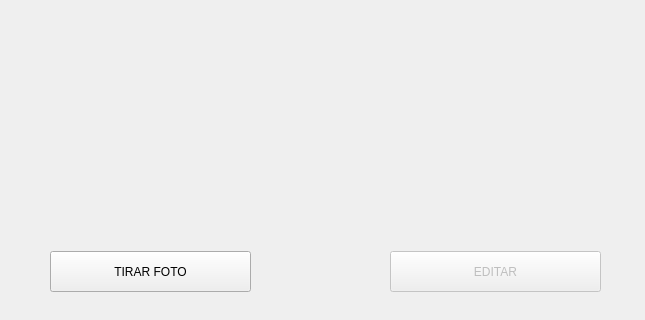
This is arquivos_ui/telatirarfoto.ui in tulioaoki/sm_image_editor as Qt 5 draws it before an edit; both pictures show x 0 to 645 and y 329 to 649 of the 645 by 649 pixel window. The edited form follows.
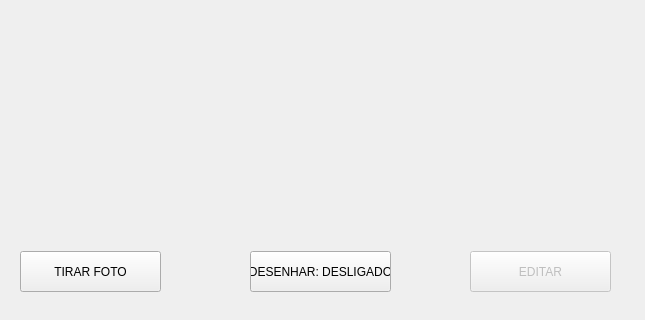
This is the edited form.

Commit message: Todos os filtros OK, Adição da funcao colocar stickers e funcao de desenhar ok.

Diff of the .ui file:
```diff
--- a/arquivos_ui/telatirarfoto.ui
+++ b/arquivos_ui/telatirarfoto.ui
@@ -16,9 +16,9 @@
   <widget class="QPushButton" name="control_bt">
    <property name="geometry">
     <rect>
-     <x>50</x>
+     <x>20</x>
      <y>580</y>
-     <width>201</width>
+     <width>141</width>
      <height>41</height>
     </rect>
    </property>
@@ -32,9 +32,9 @@
    </property>
    <property name="geometry">
     <rect>
-     <x>390</x>
+     <x>470</x>
      <y>580</y>
-     <width>211</width>
+     <width>141</width>
      <height>41</height>
     </rect>
    </property>
@@ -68,6 +68,19 @@
     <string>Voltar</string>
    </property>
   </widget>
+  <widget class="QPushButton" name="desenhar">
+   <property name="geometry">
+    <rect>
+     <x>250</x>
+     <y>580</y>
+     <width>141</width>
+     <height>41</height>
+    </rect>
+   </property>
+   <property name="text">
+    <string>DESENHAR: DESLIGADO</string>
+   </property>
+  </widget>
  </widget>
  <resources/>
  <connections/>
```
The commit also changes 34 other files.
